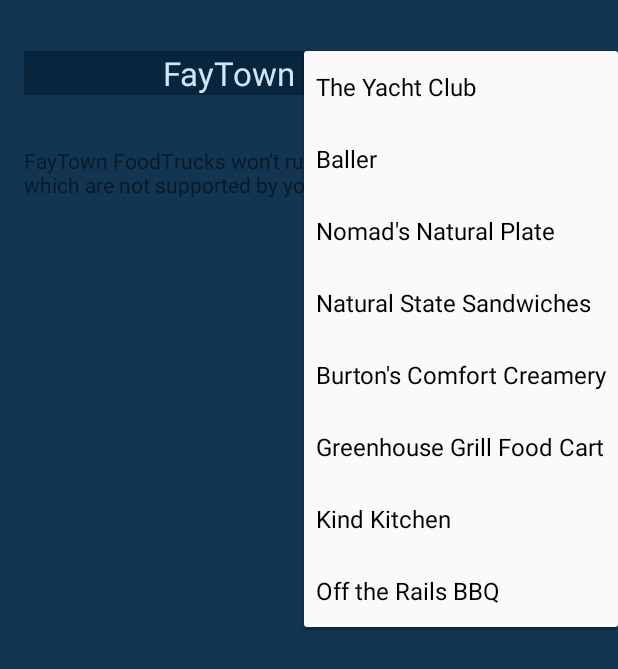
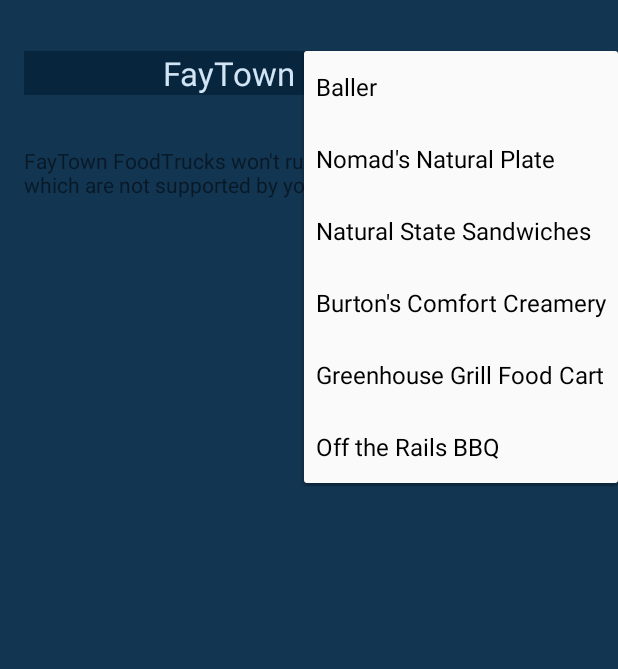
Before and after one commit to dmherrin/FoodTruck, an Android app: the screen it shows after launch (MapsActivity), after a tap on an icon or button, on a phone screen of 412 x 824 dp. Shown: the top 669 px of the screen. Run offline under Robolectric (Android 15) with nearby library versions, the phone set to English and light mode, and no system bars.

Commit message:
Updated foodtruck list

```diff
--- a/app/src/main/res/values/foodtrucks.xml
+++ b/app/src/main/res/values/foodtrucks.xml
@@ -1,13 +1,11 @@
 <?xml version="1.0" encoding="utf-8"?>
 <resources>
 <string-array name="foodtrucks">
-    <item>The Yacht Club</item>
     <item>Baller</item>
     <item>Nomad\'s Natural Plate</item>
     <item>Natural State Sandwiches</item>
     <item>Burton\'s Comfort Creamery</item>
     <item>Greenhouse Grill Food Cart</item>
-    <item>Kind Kitchen</item>
     <item>Off the Rails BBQ</item>
 </string-array>
 </resources>
```
